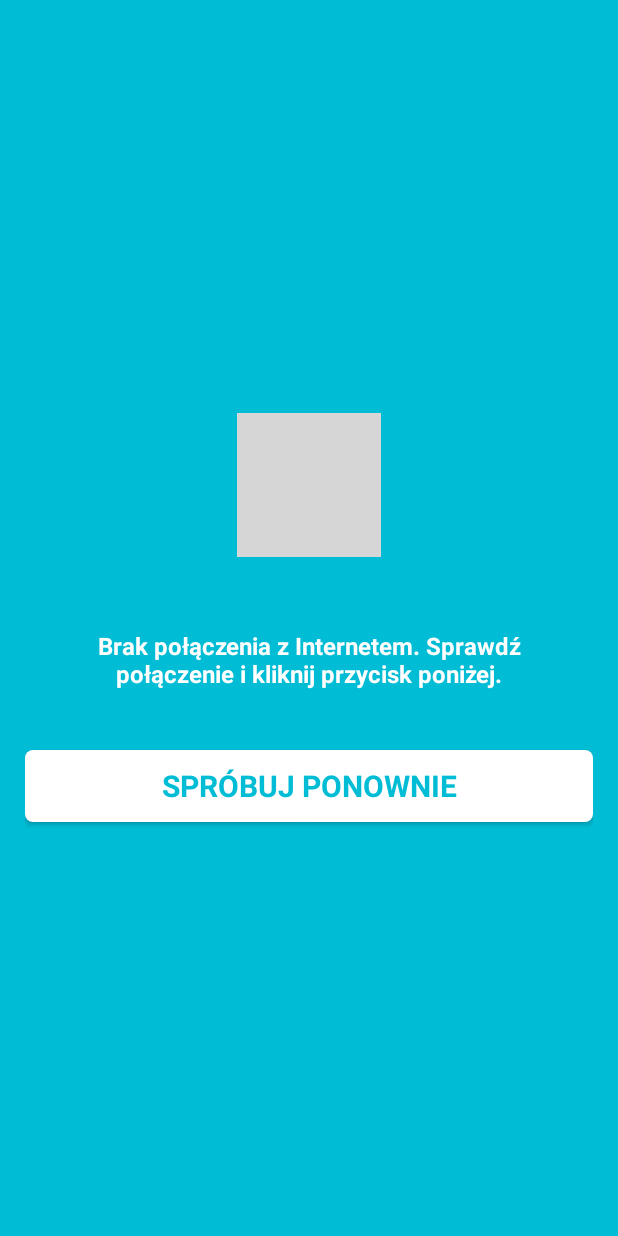
After one commit to StudShare/StudShareMobile, an Android app: the NoInternetScreenActivity screen opened directly, with no data from a screen before it, on a phone screen of 412 x 824 dp. The commit adds this screen. Run offline under Robolectric (Android 15) with nearby library versions, the phone set to English and light mode, and no system bars; grey boxes are pictures that could not be loaded.

Commit message:
No internet connection splash screen added

```diff
--- a/app/src/main/AndroidManifest.xml
+++ b/app/src/main/AndroidManifest.xml
@@ -34,6 +34,8 @@
             android:theme="@style/AppTheme.NoActionBar"/>
         <activity android:name=".activity.EmailChangeScreenActivity"
             android:theme="@style/AppTheme.NoActionBar"/>
+        <activity android:name=".activity.NoInternetScreenActivity"
+            android:theme="@style/AppTheme.NoActionBar"/>
     </application>
 
 </manifest>
--- /dev/null
+++ b/app/src/main/java/com/studshare/mobile/studshare/activity/NoInternetScreenActivity.java
@@ -0,0 +1,25 @@
+package com.studshare.mobile.studshare.activity;
+
+import android.content.Intent;
+import android.os.Bundle;
+import android.support.v7.app.AppCompatActivity;
+import android.view.View;
+
+import com.studshare.mobile.studshare.R;
+import com.studshare.mobile.studshare.service.ProfileManager;
+
+public class NoInternetScreenActivity extends AppCompatActivity {
+
+    @Override
+    protected void onCreate(Bundle savedInstanceState) {
+        super.onCreate(savedInstanceState);
+
+        setContentView(R.layout.nointernet_screen);
+    }
+
+    public void tryReconnect(View view) {
+        Intent goToNextActivity = new Intent(getApplicationContext(), MainActivity.class);
+        startActivity(goToNextActivity);
+    }
+
+}
--- /dev/null
+++ b/app/src/main/res/drawable/buttonbackgroundinverted.xml
@@ -0,0 +1,7 @@
+<?xml version="1.0" encoding="utf-8"?>
+<shape xmlns:android="http://schemas.android.com/apk/res/android"
+    android:shape="rectangle">
+    <corners android:radius="5dp"></corners>
+    <solid android:color="#ffffff"></solid>
+    <padding android:left="15px" android:right="15px"/>
+</shape>
--- /dev/null
+++ b/app/src/main/res/layout/nointernet_screen.xml
@@ -0,0 +1,32 @@
+<?xml version="1.0" encoding="utf-8"?>
+<LinearLayout xmlns:android="http://schemas.android.com/apk/res/android"
+    android:orientation="vertical"
+    android:layout_width="match_parent"
+    android:layout_height="match_parent"
+    android:background="@color/primaryBlue"
+    android:padding="25px"
+    android:gravity="center">
+
+    <ImageView
+        android:layout_width="wrap_content"
+        android:layout_height="wrap_content"
+        android:src="@drawable/internet"
+        android:layout_gravity="center"/>
+
+    <TextView
+        android:id="@+id/txtNoInternetConnection"
+        android:layout_width="match_parent"
+        android:layout_height="wrap_content"
+        android:textAlignment="center"
+        style="@style/SectionDescription"
+        android:text="@string/nointernetconnection"
+        />
+
+    <Button
+        android:id="@+id/butReconnect"
+        android:text="@string/tryagain"
+        android:layout_marginTop="40dp"
+        android:onClick="tryReconnect"
+        style="@style/NonImageButtonInverted"/>
+
+</LinearLayout>
--- a/app/src/main/res/values/strings.xml
+++ b/app/src/main/res/values/strings.xml
@@ -27,4 +27,6 @@
     <string name="profile_emailchange_newemail">NOWY ADRES E-MAIL</string>
     <string name="profile_emailchange_newemailrepeat">POWTÓRZ NOWY ADRES E-MAIL</string>
     <string name="profile_emailchange_changeemail">ZMIEŃ E-MAIL</string>
+    <string name="nointernetconnection">Brak połączenia z Internetem. Sprawdź połączenie i kliknij przycisk poniżej.</string>
+    <string name="tryagain">SPRÓBUJ PONOWNIE</string>
 </resources>
--- a/app/src/main/res/values/styles.xml
+++ b/app/src/main/res/values/styles.xml
@@ -60,6 +60,17 @@
         <item name="android:padding">10px</item>
     </style>
 
+    <style name="NonImageButtonInverted">
+        <item name="android:layout_width">match_parent</item>
+        <item name="android:layout_height">wrap_content</item>
+        <item name="android:background">@drawable/buttonbackgroundinverted</item>
+        <item name="android:typeface">sans</item>
+        <item name="android:textSize">20sp</item>
+        <item name="android:textColor">@color/primaryBlue</item>
+        <item name="android:textStyle">bold</item>
+        <item name="android:padding">10px</item>
+    </style>
+
     <style name="TextBox">
         <item name="android:layout_width">match_parent</item>
         <item name="android:layout_height">wrap_content</item>
```
Also changed, not shown: app/src/main/java/com/studshare/mobile/studshare/activity/LoginScreenActivity.java (+6 -3 lines), app/src/main/java/com/studshare/mobile/studshare/activity/MainActivity.java (+8 -5 lines), app/src/main/java/com/studshare/mobile/studshare/activity/PasswordChangeScreenActivity.java (+10 -6 lines), app/src/main/java/com/studshare/mobile/studshare/service/ProfileManager.java (+10 -8 lines).
